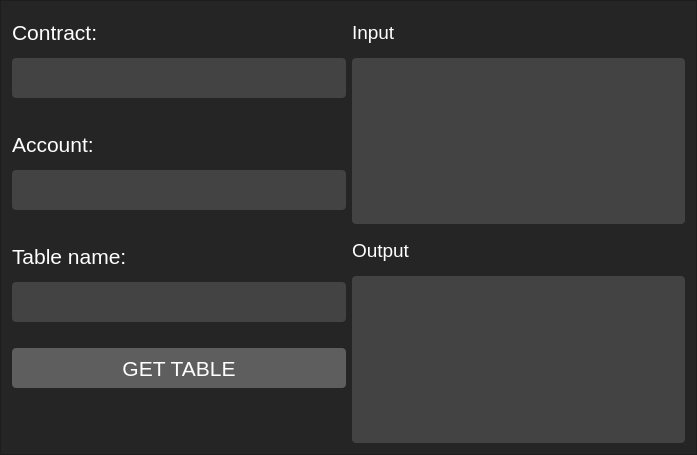
Old version of the form src/table/tableframe.ui in the repository lialvin/UOSWallet.
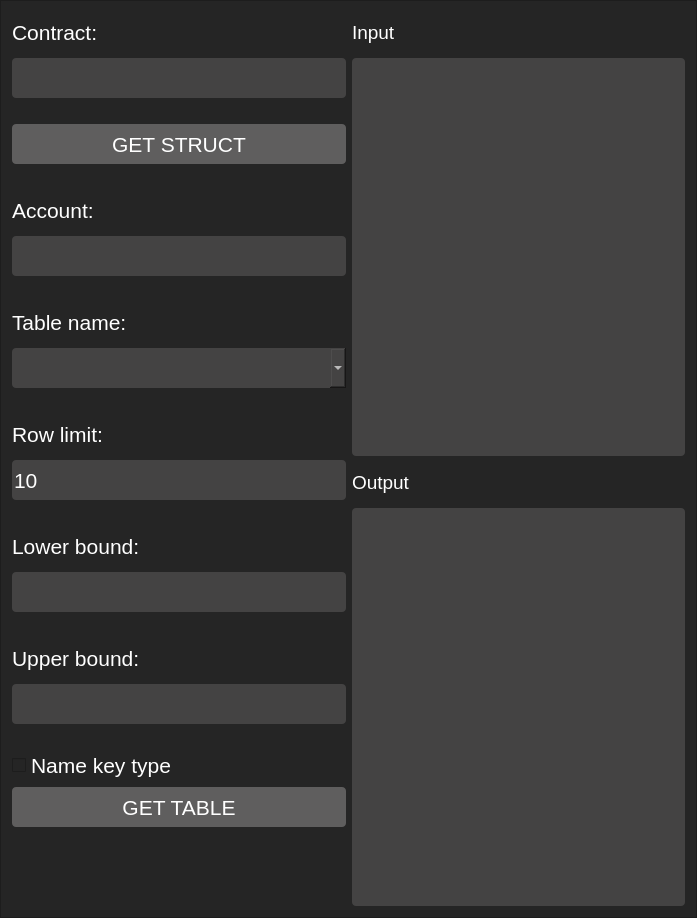
New version of the form.

What changed in the file:
```diff
--- a/src/table/tableframe.ui
+++ b/src/table/tableframe.ui
@@ -7,7 +7,7 @@
     <x>0</x>
     <y>0</y>
     <width>697</width>
-    <height>455</height>
+    <height>918</height>
    </rect>
   </property>
   <property name="maximumSize">
@@ -20,7 +20,8 @@
    <string>Frame</string>
   </property>
   <property name="styleSheet">
-   <string notr="true">background-color: rgb(37, 37, 37);</string>
+   <string notr="true">background-color: rgb(37, 37, 37);
+color: rgb(255, 255, 255);s</string>
   </property>
   <property name="frameShape">
    <enum>QFrame::StyledPanel</enum>
@@ -106,6 +107,52 @@
        </property>
       </spacer>
      </item>
+     <item>
+      <widget class="QPushButton" name="pushButtonGetStruct">
+       <property name="minimumSize">
+        <size>
+         <width>0</width>
+         <height>40</height>
+        </size>
+       </property>
+       <property name="maximumSize">
+        <size>
+         <width>16777215</width>
+         <height>40</height>
+        </size>
+       </property>
+       <property name="font">
+        <font>
+         <family>Arial</family>
+         <pointsize>16</pointsize>
+        </font>
+       </property>
+       <property name="styleSheet">
+        <string notr="true">background-color: rgb(95, 94, 94);
+color: rgb(255, 255, 255);
+border-radius: 4px;</string>
+       </property>
+       <property name="text">
+        <string>GET STRUCT</string>
+       </property>
+      </widget>
+     </item>
+     <item>
+      <spacer name="verticalSpacer_4">
+       <property name="orientation">
+        <enum>Qt::Vertical</enum>
+       </property>
+       <property name="sizeType">
+        <enum>QSizePolicy::Fixed</enum>
+       </property>
+       <property name="sizeHint" stdset="0">
+        <size>
+         <width>20</width>
+         <height>20</height>
+        </size>
+       </property>
+      </spacer>
+     </item>
      <item>
       <widget class="QLabel" name="labelAccount">
        <property name="minimumSize">
@@ -211,23 +258,17 @@
       </widget>
      </item>
      <item>
-      <widget class="QLineEdit" name="lineEditTableName">
+      <widget class="QComboBox" name="comboBoxTableName">
        <property name="minimumSize">
         <size>
          <width>0</width>
          <height>40</height>
         </size>
        </property>
-       <property name="maximumSize">
-        <size>
-         <width>16777215</width>
-         <height>40</height>
-        </size>
-       </property>
        <property name="font">
         <font>
          <family>Arial</family>
-         <pointsize>16</pointsize>
+         <pointsize>14</pointsize>
         </font>
        </property>
        <property name="styleSheet">
@@ -235,9 +276,6 @@
 color: rgb(255, 255, 255);
 border-radius: 4px;</string>
        </property>
-       <property name="placeholderText">
-        <string/>
-       </property>
       </widget>
      </item>
      <item>
@@ -256,6 +294,256 @@
        </property>
       </spacer>
      </item>
+     <item>
+      <widget class="QLabel" name="labelTableName_3">
+       <property name="minimumSize">
+        <size>
+         <width>0</width>
+         <height>40</height>
+        </size>
+       </property>
+       <property name="maximumSize">
+        <size>
+         <width>16777215</width>
+         <height>40</height>
+        </size>
+       </property>
+       <property name="font">
+        <font>
+         <family>Arial</family>
+         <pointsize>16</pointsize>
+        </font>
+       </property>
+       <property name="styleSheet">
+        <string notr="true">background-color: rgb(37, 37, 37);
+color: rgb(255, 255, 255);</string>
+       </property>
+       <property name="text">
+        <string>Row limit:</string>
+       </property>
+      </widget>
+     </item>
+     <item>
+      <widget class="QLineEdit" name="lineEditTableLimit">
+       <property name="minimumSize">
+        <size>
+         <width>0</width>
+         <height>40</height>
+        </size>
+       </property>
+       <property name="maximumSize">
+        <size>
+         <width>16777215</width>
+         <height>40</height>
+        </size>
+       </property>
+       <property name="font">
+        <font>
+         <family>Arial</family>
+         <pointsize>16</pointsize>
+        </font>
+       </property>
+       <property name="styleSheet">
+        <string notr="true">background-color: rgb(68, 67, 67);
+color: rgb(255, 255, 255);
+border-radius: 4px;</string>
+       </property>
+       <property name="text">
+        <string>10</string>
+       </property>
+       <property name="placeholderText">
+        <string/>
+       </property>
+      </widget>
+     </item>
+     <item>
+      <spacer name="verticalSpacer_9">
+       <property name="orientation">
+        <enum>Qt::Vertical</enum>
+       </property>
+       <property name="sizeType">
+        <enum>QSizePolicy::Fixed</enum>
+       </property>
+       <property name="sizeHint" stdset="0">
+        <size>
+         <width>20</width>
+         <height>20</height>
+        </size>
+       </property>
+      </spacer>
+     </item>
+     <item>
+      <widget class="QLabel" name="labelTableName_4">
+       <property name="minimumSize">
+        <size>
+         <width>0</width>
+         <height>40</height>
+        </size>
+       </property>
+       <property name="maximumSize">
+        <size>
+         <width>16777215</width>
+         <height>40</height>
+        </size>
+       </property>
+       <property name="font">
+        <font>
+         <family>Arial</family>
+         <pointsize>16</pointsize>
+        </font>
+       </property>
+       <property name="styleSheet">
+        <string notr="true">background-color: rgb(37, 37, 37);
+color: rgb(255, 255, 255);</string>
+       </property>
+       <property name="text">
+        <string>Lower bound:</string>
+       </property>
+      </widget>
+     </item>
+     <item>
+      <widget class="QLineEdit" name="lineEditTableLowerBound">
+       <property name="minimumSize">
+        <size>
+         <width>0</width>
+         <height>40</height>
+        </size>
+       </property>
+       <property name="maximumSize">
+        <size>
+         <width>16777215</width>
+         <height>40</height>
+        </size>
+       </property>
+       <property name="font">
+        <font>
+         <family>Arial</family>
+         <pointsize>16</pointsize>
+        </font>
+       </property>
+       <property name="styleSheet">
+        <string notr="true">background-color: rgb(68, 67, 67);
+color: rgb(255, 255, 255);
+border-radius: 4px;</string>
+       </property>
+       <property name="text">
+        <string/>
+       </property>
+       <property name="placeholderText">
+        <string/>
+       </property>
+      </widget>
+     </item>
+     <item>
+      <spacer name="verticalSpacer_10">
+       <property name="orientation">
+        <enum>Qt::Vertical</enum>
+       </property>
+       <property name="sizeType">
+        <enum>QSizePolicy::Fixed</enum>
+       </property>
+       <property name="sizeHint" stdset="0">
+        <size>
+         <width>20</width>
+         <height>20</height>
+        </size>
+       </property>
+      </spacer>
+     </item>
+     <item>
+      <widget class="QLabel" name="labelTableName_5">
+       <property name="minimumSize">
+        <size>
+         <width>0</width>
+         <height>40</height>
+        </size>
+       </property>
+       <property name="maximumSize">
+        <size>
+         <width>16777215</width>
+         <height>40</height>
+        </size>
+       </property>
+       <property name="font">
+        <font>
+         <family>Arial</family>
+         <pointsize>16</pointsize>
+        </font>
+       </property>
+       <property name="styleSheet">
+        <string notr="true">background-color: rgb(37, 37, 37);
+color: rgb(255, 255, 255);</string>
+       </property>
+       <property name="text">
+        <string>Upper bound:</string>
+       </property>
+      </widget>
+     </item>
+     <item>
+      <widget class="QLineEdit" name="lineEditTableUpperBound">
+       <property name="minimumSize">
+        <size>
+         <width>0</width>
+         <height>40</height>
+        </size>
+       </property>
+       <property name="maximumSize">
+        <size>
+         <width>16777215</width>
+         <height>40</height>
+        </size>
+       </property>
+       <property name="font">
+        <font>
+         <family>Arial</family>
+         <pointsize>16</pointsize>
+        </font>
+       </property>
+       <property name="styleSheet">
+        <string notr="true">background-color: rgb(68, 67, 67);
+color: rgb(255, 255, 255);
+border-radius: 4px;</string>
+       </property>
+       <property name="text">
+        <string/>
+       </property>
+       <property name="placeholderText">
+        <string/>
+       </property>
+      </widget>
+     </item>
+     <item>
+      <spacer name="verticalSpacer_11">
+       <property name="orientation">
+        <enum>Qt::Vertical</enum>
+       </property>
+       <property name="sizeType">
+        <enum>QSizePolicy::Fixed</enum>
+       </property>
+       <property name="sizeHint" stdset="0">
+        <size>
+         <width>20</width>
+         <height>20</height>
+        </size>
+       </property>
+      </spacer>
+     </item>
+     <item>
+      <widget class="QCheckBox" name="checkBoxNameKeyType">
+       <property name="font">
+        <font>
+         <family>Arial</family>
+         <pointsize>16</pointsize>
+        </font>
+       </property>
+       <property name="styleSheet">
+        <string notr="true">color: rgb(255, 255, 255);</string>
+       </property>
+       <property name="text">
+        <string>Name key type</string>
+       </property>
+      </widget>
+     </item>
      <item>
       <widget class="QPushButton" name="pushButtonGetTable">
        <property name="minimumSize">
```
